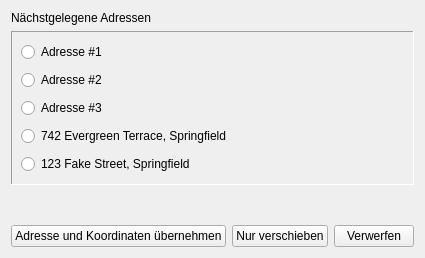
Old version of the form interface/ui/reverse_geocoding.ui in the repository de-bkg/qgis-geocoder.
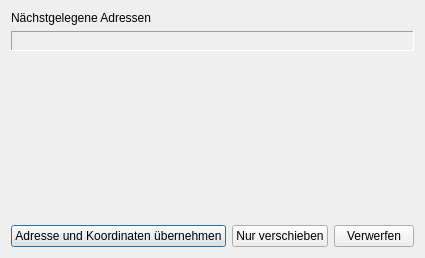
New version of the form. Icons and pictures are not drawn.

Commit message: geocoding dialog

```diff
--- a/interface/ui/reverse_geocoding.ui
+++ b/interface/ui/reverse_geocoding.ui
@@ -29,243 +29,7 @@
      <property name="frameShadow">
       <enum>QFrame::Sunken</enum>
      </property>
-     <layout class="QVBoxLayout" name="verticalLayout_2">
-      <item>
-       <layout class="QHBoxLayout" name="horizontalLayout_2">
-        <property name="topMargin">
-         <number>0</number>
-        </property>
-        <item>
-         <widget class="QRadioButton" name="addressone_radiobutton">
-          <property name="text">
-           <string>Adresse #1</string>
-          </property>
-         </widget>
-        </item>
-        <item>
-         <spacer name="horizontalSpacer_2">
-          <property name="orientation">
-           <enum>Qt::Horizontal</enum>
-          </property>
-          <property name="sizeHint" stdset="0">
-           <size>
-            <width>40</width>
-            <height>20</height>
-           </size>
-          </property>
-         </spacer>
-        </item>
-        <item>
-         <widget class="QPushButton" name="addressone_mapsymbol_button">
-          <property name="text">
-           <string/>
-          </property>
-          <property name="icon">
-           <iconset>
-            <normaloff>icons/20190619_iconset_mob_wborders_one.png</normaloff>icons/20190619_iconset_mob_wborders_one.png</iconset>
-          </property>
-          <property name="iconSize">
-           <size>
-            <width>18</width>
-            <height>18</height>
-           </size>
-          </property>
-          <property name="flat">
-           <bool>true</bool>
-          </property>
-         </widget>
-        </item>
-       </layout>
-      </item>
-      <item>
-       <layout class="QHBoxLayout" name="horizontalLayout_4">
-        <property name="topMargin">
-         <number>0</number>
-        </property>
-        <item>
-         <widget class="QRadioButton" name="addresstwo_radiobutton">
-          <property name="text">
-           <string>Adresse #2</string>
-          </property>
-         </widget>
-        </item>
-        <item>
-         <spacer name="horizontalSpacer_4">
-          <property name="orientation">
-           <enum>Qt::Horizontal</enum>
-          </property>
-          <property name="sizeHint" stdset="0">
-           <size>
-            <width>40</width>
-            <height>20</height>
-           </size>
-          </property>
-         </spacer>
-        </item>
-        <item>
-         <widget class="QPushButton" name="addresstwo_mapsymbol_button">
-          <property name="text">
-           <string/>
-          </property>
-          <property name="icon">
-           <iconset>
-            <normaloff>icons/20190619_iconset_mob_wborders_two.png</normaloff>icons/20190619_iconset_mob_wborders_two.png</iconset>
-          </property>
-          <property name="iconSize">
-           <size>
-            <width>18</width>
-            <height>18</height>
-           </size>
-          </property>
-          <property name="flat">
-           <bool>true</bool>
-          </property>
-         </widget>
-        </item>
-       </layout>
-      </item>
-      <item>
-       <layout class="QHBoxLayout" name="horizontalLayout_5">
-        <property name="topMargin">
-         <number>0</number>
-        </property>
-        <item>
-         <widget class="QRadioButton" name="addressthree_radiobutton">
-          <property name="text">
-           <string>Adresse #3</string>
-          </property>
-         </widget>
-        </item>
-        <item>
-         <spacer name="horizontalSpacer_5">
-          <property name="orientation">
-           <enum>Qt::Horizontal</enum>
-          </property>
-          <property name="sizeHint" stdset="0">
-           <size>
-            <width>40</width>
-            <height>20</height>
-           </size>
-          </property>
-         </spacer>
-        </item>
-        <item>
-         <widget class="QPushButton" name="addressthree_mapsymbol_button">
-          <property name="text">
-           <string/>
-          </property>
-          <property name="icon">
-           <iconset>
-            <normaloff>icons/20190619_iconset_mob_wborders_three.png</normaloff>icons/20190619_iconset_mob_wborders_three.png</iconset>
-          </property>
-          <property name="iconSize">
-           <size>
-            <width>18</width>
-            <height>18</height>
-           </size>
-          </property>
-          <property name="flat">
-           <bool>true</bool>
-          </property>
-         </widget>
-        </item>
-       </layout>
-      </item>
-      <item>
-       <layout class="QHBoxLayout" name="horizontalLayout_7">
-        <property name="topMargin">
-         <number>0</number>
-        </property>
-        <item>
-         <widget class="QRadioButton" name="addressfour_radiobutton">
-          <property name="text">
-           <string>742 Evergreen Terrace, Springfield</string>
-          </property>
-         </widget>
-        </item>
-        <item>
-         <spacer name="horizontalSpacer_7">
-          <property name="orientation">
-           <enum>Qt::Horizontal</enum>
-          </property>
-          <property name="sizeHint" stdset="0">
-           <size>
-            <width>40</width>
-            <height>20</height>
-           </size>
-          </property>
-         </spacer>
-        </item>
-        <item>
-         <widget class="QPushButton" name="addressfour_mapsymbol_button">
-          <property name="text">
-           <string/>
-          </property>
-          <property name="icon">
-           <iconset>
-            <normaloff>icons/20190619_iconset_mob_wborders_four.png</normaloff>icons/20190619_iconset_mob_wborders_four.png</iconset>
-          </property>
-          <property name="iconSize">
-           <size>
-            <width>18</width>
-            <height>18</height>
-           </size>
-          </property>
-          <property name="flat">
-           <bool>true</bool>
-          </property>
-         </widget>
-        </item>
-       </layout>
-      </item>
-      <item>
-       <layout class="QHBoxLayout" name="horizontalLayout_6">
-        <property name="topMargin">
-         <number>0</number>
-        </property>
-        <item>
-         <widget class="QRadioButton" name="addressfive_radiobutton">
-          <property name="text">
-           <string>123 Fake Street, Springfield</string>
-          </property>
-         </widget>
-        </item>
-        <item>
-         <spacer name="horizontalSpacer_6">
-          <property name="orientation">
-           <enum>Qt::Horizontal</enum>
-          </property>
-          <property name="sizeHint" stdset="0">
-           <size>
-            <width>40</width>
-            <height>20</height>
-           </size>
-          </property>
-         </spacer>
-        </item>
-        <item>
-         <widget class="QPushButton" name="addressfive_mapsymbol_button">
-          <property name="text">
-           <string/>
-          </property>
-          <property name="icon">
-           <iconset>
-            <normaloff>icons/20190619_iconset_mob_wborders_five.png</normaloff>icons/20190619_iconset_mob_wborders_five.png</iconset>
-          </property>
-          <property name="iconSize">
-           <size>
-            <width>18</width>
-            <height>18</height>
-           </size>
-          </property>
-          <property name="flat">
-           <bool>true</bool>
-          </property>
-         </widget>
-        </item>
-       </layout>
-      </item>
-     </layout>
+     <layout class="QVBoxLayout" name="verticalLayout_2"/>
     </widget>
    </item>
    <item>
```
Left out of the diff: 88 changed lines with no effect on the pictures. The commit also changes 4 other files.
